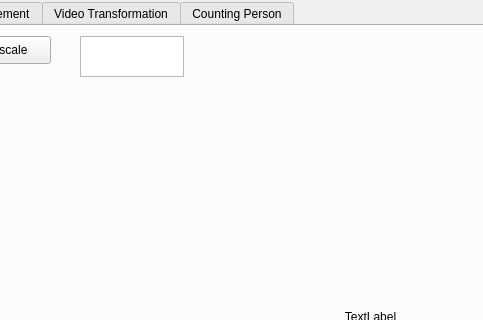
Above: image_processing_app.ui from soyoung125/MultimediaProcessingTool before the change; both pictures show x 282 to 765 and y 0 to 320 of the 918 by 633 pixel window. Below: the same form after it.
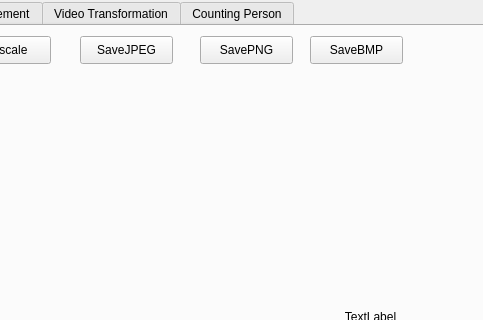
That is the form after the change.

Commit message: saveJEPG,PNG 기능 구현

Diff of the .ui file:
```diff
--- a/image_processing_app.ui
+++ b/image_processing_app.ui
@@ -101,14 +101,43 @@
        <string>Grayscale</string>
       </property>
      </widget>
-     <widget class="QPlainTextEdit" name="plainTextEdit">
+     <widget class="QPushButton" name="btnSaveJPEG">
       <property name="geometry">
        <rect>
         <x>360</x>
         <y>10</y>
-        <width>104</width>
-        <height>41</height>
+        <width>93</width>
+        <height>28</height>
        </rect>
+      </property>
+      <property name="text">
+       <string>SaveJPEG</string>
+      </property>
+     </widget>
+     <widget class="QPushButton" name="btnSavePNG">
+      <property name="geometry">
+       <rect>
+        <x>480</x>
+        <y>10</y>
+        <width>93</width>
+        <height>28</height>
+       </rect>
+      </property>
+      <property name="text">
+       <string>SavePNG</string>
+      </property>
+     </widget>
+     <widget class="QPushButton" name="btnSaveBMP">
+      <property name="geometry">
+       <rect>
+        <x>590</x>
+        <y>10</y>
+        <width>93</width>
+        <height>28</height>
+       </rect>
+      </property>
+      <property name="text">
+       <string>SaveBMP</string>
       </property>
      </widget>
     </widget>
```
The commit also changes 2 other files.
